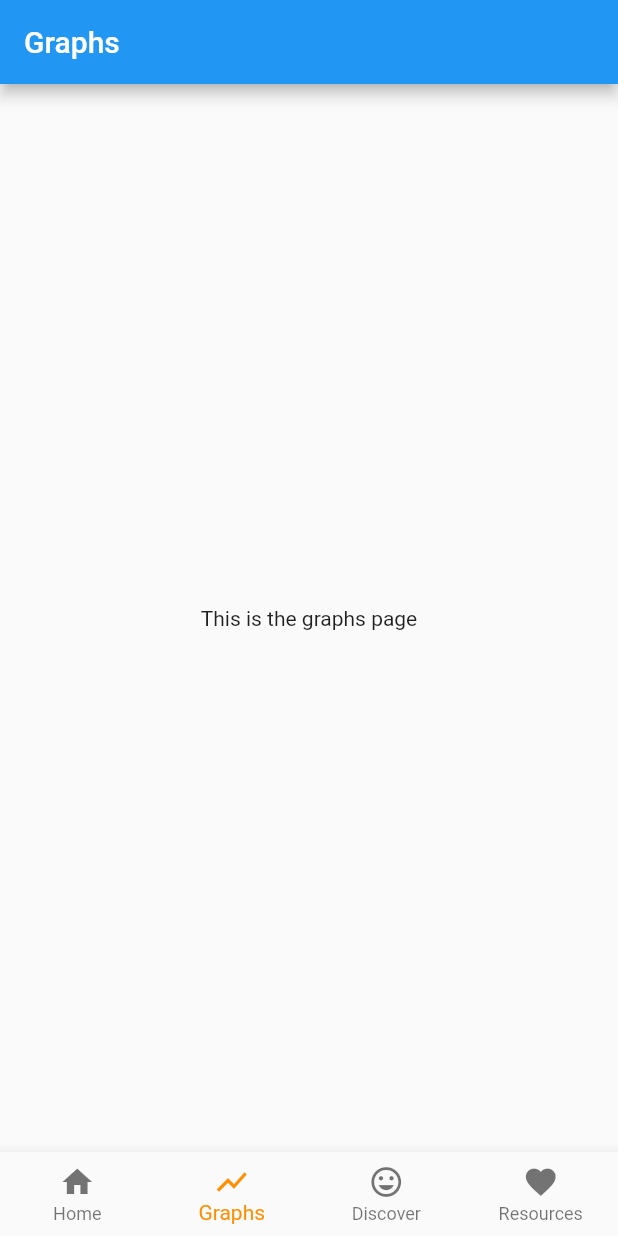
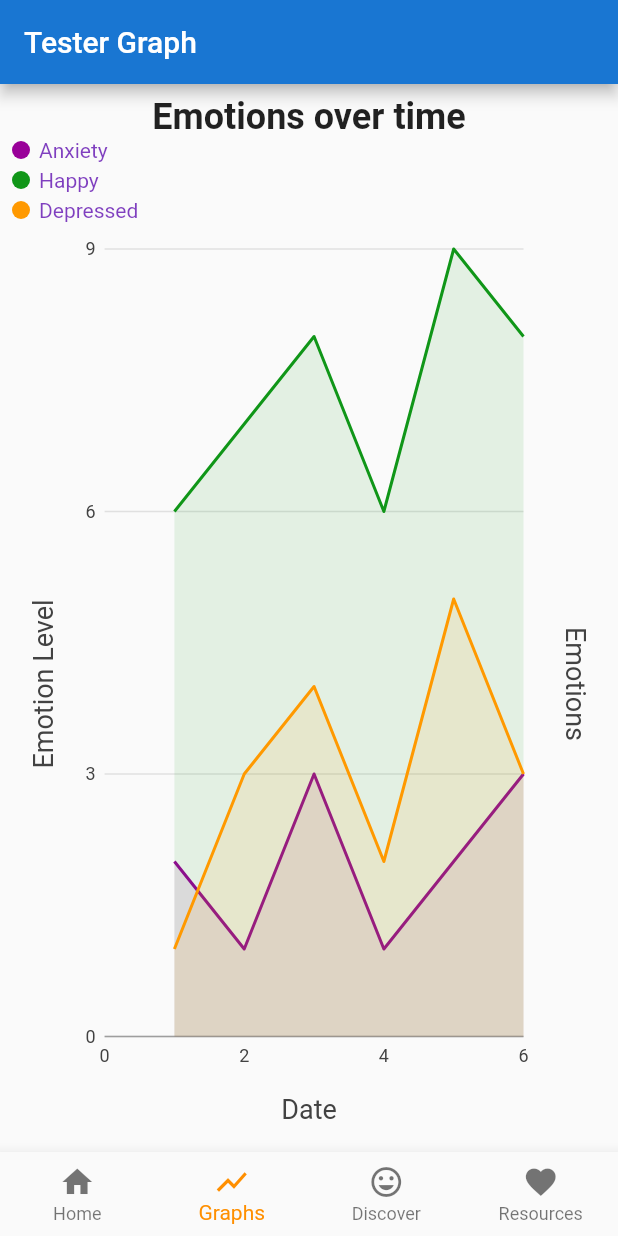
Before and after one commit to mikaylalin/mental_health_tracker, a Flutter app: the screen it shows after launch, item 2 of the bottom bar chosen, on a phone screen of 412 x 824 dp. Run offline on Flutter 3.47's test engine with Material 2 defaults, Android fonts, the phone set to English and light mode, and no system bars; our stand-ins replace charts_flutter.

Commit message:
Graphs Update

```diff
--- a/lib/graphs.dart
+++ b/lib/graphs.dart
@@ -1,19 +1,149 @@
 part of my_library;
 
 class Graphs extends StatefulWidget {
-  @override
+  final Widget child;
+
+  Graphs({Key key, this.child}) : super(key: key);
+
   _GraphsState createState() => _GraphsState();
 }
 
 class _GraphsState extends State<Graphs> {
+  List<charts.Series<Line, int>> _seriesLineData;
+
+  _generateData() {
+    var linesalesdata = [
+      new Line(1, 2),
+      new Line(2, 1),
+      new Line(3, 3),
+      new Line(4, 1),
+      new Line(5, 2),
+      new Line(6, 3),
+    ];
+    var linesalesdata1 = [
+      new Line(1, 6),
+      new Line(2, 7),
+      new Line(3, 8),
+      new Line(4, 6),
+      new Line(5, 9),
+      new Line(6, 8),
+    ];
+
+    var linesalesdata2 = [
+      new Line(1, 1),
+      new Line(2, 3),
+      new Line(3, 4),
+      new Line(4, 2),
+      new Line(5, 5),
+      new Line(6, 3),
+    ];
+
+    _seriesLineData.add(
+      charts.Series(
+        colorFn: (__, _) => charts.ColorUtil.fromDartColor(Color(0xff990099)),
+        id: 'Anxiety',
+        data: linesalesdata,
+        domainFn: (Line line, _) => line.date,
+        measureFn: (Line line, _) => line.emotion,
+      ),
+    );
+    _seriesLineData.add(
+      charts.Series(
+        colorFn: (__, _) => charts.ColorUtil.fromDartColor(Color(0xff109618)),
+        id: 'Happy',
+        data: linesalesdata1,
+        domainFn: (Line line, _) => line.date,
+        measureFn: (Line line, _) => line.emotion,
+      ),
+    );
+    _seriesLineData.add(
+      charts.Series(
+        colorFn: (__, _) => charts.ColorUtil.fromDartColor(Color(0xffff9900)),
+        id: 'Depressed',
+        data: linesalesdata2,
+        domainFn: (Line line, _) => line.date,
+        measureFn: (Line line, _) => line.emotion,
+      ),
+    );
+  }
+
+  @override
+  void initState() {
+    // TODO: implement initState
+    super.initState();
+    _seriesLineData = List<charts.Series<Line, int>>();
+    _generateData();
+  }
+
   @override
   Widget build(BuildContext context) {
-    return new Scaffold(
-        appBar: new AppBar(
-          title: new Text('Graphs'),
+    return MaterialApp(
+      home: Scaffold(
+        appBar: AppBar(
+          backgroundColor: Color(0xff1976d2),
+          //backgroundColor: Color(0xff308e1c),
+          title: Text('Tester Graph'),
         ),
-        body: new Center(
-          child: new Text('This is the graphs page'),
-        ));
+        body: Center(
+          child: Padding(
+            padding: EdgeInsets.all(8.0),
+            child: Container(
+              child: Center(
+                child: Column(
+                  children: <Widget>[
+                    Text(
+                      'Emotions over time',
+                      style: TextStyle(
+                          fontSize: 24.0, fontWeight: FontWeight.bold),
+                    ),
+                    Expanded(
+                      child: charts.LineChart(_seriesLineData,
+                          defaultRenderer:
+                              new charts.LineRendererConfig(includeArea: true),
+                          animate: true,
+                          animationDuration: Duration(seconds: 5),
+                          behaviors: [
+                            new charts.ChartTitle('Date',
+                                behaviorPosition:
+                                    charts.BehaviorPosition.bottom,
+                                titleOutsideJustification:
+                                    charts.OutsideJustification.middleDrawArea),
+                            new charts.ChartTitle('Emotion Level',
+                                behaviorPosition: charts.BehaviorPosition.start,
+                                titleOutsideJustification:
+                                    charts.OutsideJustification.middleDrawArea),
+                            new charts.ChartTitle('Emotions',
+                                behaviorPosition: charts.BehaviorPosition.end,
+                                titleOutsideJustification:
+                                    charts.OutsideJustification.middleDrawArea),
+                            new charts.SeriesLegend(
+                                outsideJustification:
+                                    charts.OutsideJustification.endDrawArea,
+                                horizontalFirst: false,
+                                desiredMaxRows: 2,
+                                cellPadding: new EdgeInsets.only(
+                                    right: 4.0, bottom: 4.0),
+                                entryTextStyle: charts.TextStyleSpec(
+                                    color:
+                                        charts.Color(r: 127, g: 63, b: 191))),
+                            new charts.SlidingViewport(),
+                            new charts.PanAndZoomBehavior()
+                          ]),
+                    ),
+                  ],
+                ),
+              ),
+            ),
+          ),
+        ),
+      ),
+    );
   }
 }
+
+class Line {
+  int date;
+  int emotion;
+
+  Line(this.date, this.emotion);
+}
--- a/lib/main.dart
+++ b/lib/main.dart
@@ -2,6 +2,7 @@
 library my_library;
 
 import 'package:flutter/material.dart';
+import 'package:charts_flutter/flutter.dart' as charts;
 
 //add in files to the library
 part 'graphs.dart';
--- a/pubspec.yaml
+++ b/pubspec.yaml
@@ -29,6 +29,7 @@ dependencies:
   # The following adds the Cupertino Icons font to your application.
   # Use with the CupertinoIcons class for iOS style icons.
   cupertino_icons: ^0.1.3
+  charts_flutter: ^0.9.0
 
 dev_dependencies:
   flutter_test:
```
Also changed, not shown: pubspec.lock.
